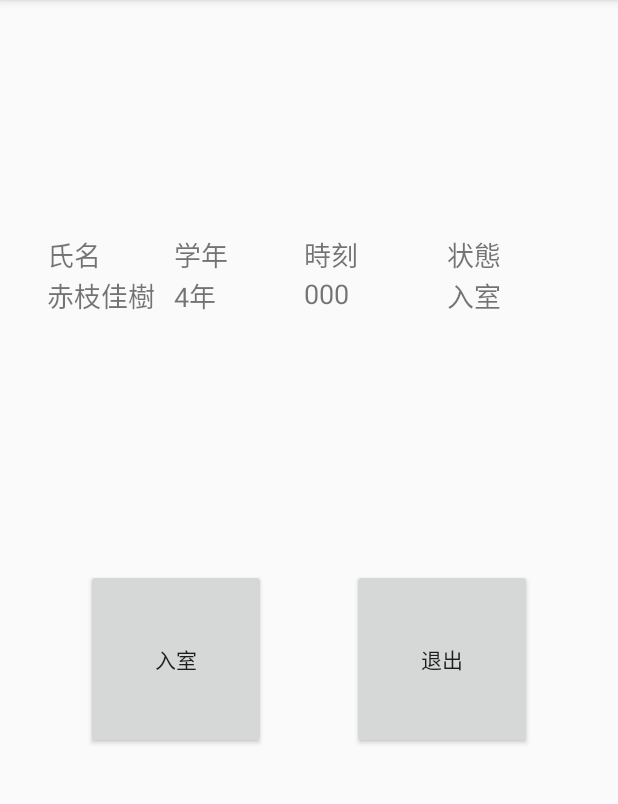
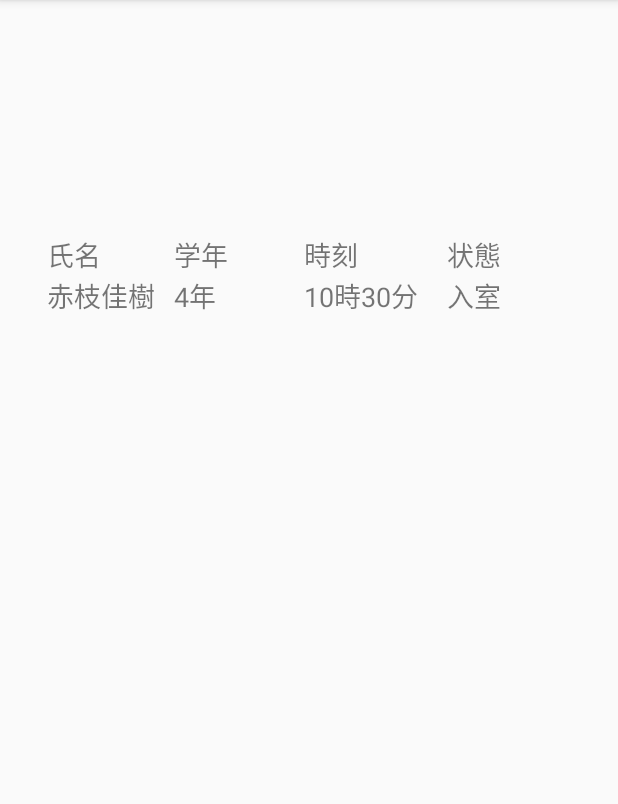
Before and after one commit to akaeda-yoshiki/EESystem_C, an Android app: the SelectAction screen opened directly, with no data from a screen before it, after a tap on "入室", on a phone screen of 412 x 824 dp, the part 84-888 px from its top. Run offline under Robolectric (Android 15) with nearby library versions, the phone set to English and light mode, and no system bars.

Commit message:
効果音追加、入退室を選択後にボタンを非表示に変更、時間の取得を追加

```diff
--- a/app/src/main/java/com/example/akaedayoshiki/eesystem_c/SelectAction.java
+++ b/app/src/main/java/com/example/akaedayoshiki/eesystem_c/SelectAction.java
@@ -3,17 +3,24 @@ package com.example.akaedayoshiki.eesystem_c;
 
 
 import android.content.Intent;
+import android.media.AudioManager;
+import android.media.SoundPool;
 import android.os.Handler;
 import android.support.v7.app.AppCompatActivity;
 import android.os.Bundle;
 import android.view.View;
 import android.widget.TextView;
 
+import java.util.Calendar;
+
 public class SelectAction extends AppCompatActivity {
 
     //    private Button enter;
 //    private Button exit;
     Handler handle;
+    private SoundPool soundPool;
+    private int selectaction_wav;
+    private Calendar calendar;
 
     @Override
     protected void onCreate(Bundle savedInstanceState) {
@@ -23,25 +30,41 @@ public class SelectAction extends AppCompatActivity {
         findViewById(R.id.enter);
         findViewById(R.id.exit);
         handle = new Handler();
-        // 第２引数で切り替わる秒数(ミリ秒)を指定、今回は2秒
+        soundPool       = new SoundPool( 1, AudioManager.STREAM_MUSIC, 0 );
+        selectaction_wav = soundPool.load(this, R.raw.selectaction, 1 );
 
-//
-//        enter.setOnClickListener(this);
-//        exit.setOnClickListener(this);
+//        findViewById(R.id.info_layout).setVisibility(View.INVISIBLE);
     }
 
     public void onClick(View view) {
-        TextView textview1 = (TextView) this.findViewById(R.id.stats1);
+        TextView textview =  this.findViewById(R.id.stats1);
         switch (view.getId()) {
             case R.id.enter:
-                textview1.setText("入室");
-                handle.postDelayed(new backwaitcard(), 2000);
+                textview.setText(R.string.enter_message);
+                action();
                 break;
             case R.id.exit:
-                textview1.setText("退室");
-                handle.postDelayed(new backwaitcard(), 2000);
+                textview.setText(R.string.exit_message);
+                action();
                 break;
         }
+    }
+
+    private void action(){
+        handle.postDelayed(new backwaitcard(), 2000);
+        soundPool.play(selectaction_wav, 1F, 1F, 0, 0, 1F);
+        findViewById(R.id.enter).setVisibility(View.INVISIBLE);
+        findViewById(R.id.exit).setVisibility(View.INVISIBLE);
+
+        calendar = Calendar.getInstance();
+//        int year = calendar.get(Calendar.YEAR);
+//        int month = calendar.get(Calendar.MONTH);
+//        int day = calendar.get(Calendar.DAY_OF_MONTH);
+        int hour = calendar.get(Calendar.HOUR_OF_DAY);
+        int minute = calendar.get(Calendar.MINUTE);
+        TextView textview =  this.findViewById(R.id.time1);
+        textview.setText(hour + "時" + minute + "分");
+
     }
 
     class backwaitcard implements Runnable {
--- a/app/src/main/java/com/example/akaedayoshiki/eesystem_c/WaitCard.java
+++ b/app/src/main/java/com/example/akaedayoshiki/eesystem_c/WaitCard.java
@@ -1,7 +1,7 @@
 package com.example.akaedayoshiki.eesystem_c;
 
 import android.content.Intent;
-import android.media.AudioAttributes;
+import android.media.AudioManager;
 import android.media.SoundPool;
 import android.support.v7.app.AppCompatActivity;
 import android.os.Bundle;
@@ -9,8 +9,8 @@ import android.view.View;
 
 public class WaitCard extends AppCompatActivity {
 
-//    private SoundPool soundPool;
-//    private int cardread_wav;
+    private SoundPool soundPool;
+    private int cardread_wav;
 
 
     @Override
@@ -18,22 +18,13 @@ public class WaitCard extends AppCompatActivity {
         super.onCreate(savedInstanceState);
         setContentView(R.layout.waitcard);
 
-//        AudioAttributes attr = null;
-//        if (android.os.Build.VERSION.SDK_INT >= android.os.Build.VERSION_CODES.LOLLIPOP) {
-//            attr = new AudioAttributes.Builder()
-//                    .setUsage(AudioAttributes.USAGE_MEDIA)
-//                    .setContentType(AudioAttributes.CONTENT_TYPE_MUSIC)
-//                    .build();
-//            soundPool = new SoundPool.Builder()
-//                    .setAudioAttributes(attr)
-//                    .setMaxStreams(1)
-//                    .build();
-//        }
-//        cardread_wav = soundPool.load(this, R.raw.cardread, 1);
+        soundPool       = new SoundPool( 1, AudioManager.STREAM_MUSIC, 0 );
+        cardread_wav = soundPool.load(this, R.raw.waitcard, 1 );
+
+
     }
-
     public void onClick(View view) {
-//        soundPool.play(cardread_wav, 1F, 1F, 0, 0, 1F);
+        soundPool.play(cardread_wav, 1F, 1F, 0, 0, 1F);
         Intent intent = new Intent(this, SelectAction.class);
         startActivity(intent);
     }
--- a/app/src/main/res/layout/selectaction.xml
+++ b/app/src/main/res/layout/selectaction.xml
@@ -32,7 +32,7 @@
         app:layout_constraintVertical_bias="0.585" />
 
     <LinearLayout
-        android:id="@+id/linearLayout"
+        android:id="@+id/info_layout"
         android:layout_width="349dp"
         android:layout_height="68dp"
         android:baselineAligned="false"
--- a/app/src/main/res/values/strings.xml
+++ b/app/src/main/res/values/strings.xml
@@ -3,7 +3,7 @@
     <string name="waitcard_message">カードをかざしてください</string>
     <string name="button">Button</string>
     <string name="enter_message">入室</string>
-    <string name="exit_message">退出</string>
+    <string name="exit_message">退室</string>
     <string name="stats">待機</string>
     <string name="nameT_S">氏名</string>
     <string name="gradeT_S">学年</string>
```
Also changed, not shown: 3 other files.
